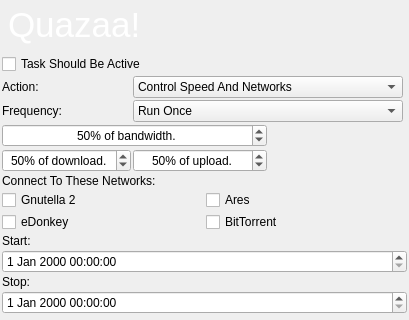
Above: branches/Rewrite/UI/dialogscheduler.ui from c3c/quazaa before the change; both pictures show x 0 to 409 and y 0 to 320 of the 409 by 461 pixel window. Below: the same form after it.
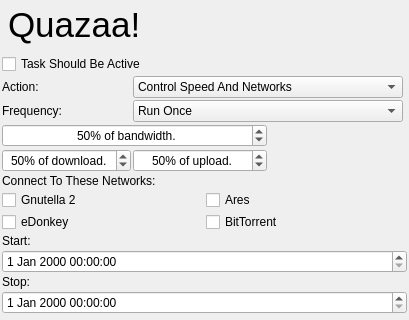
That is the form after the change. Icons and pictures are not drawn.

Commit message: Removed remaining hard coded skinning style sheets from ui. Fixed default app menu appearing to right of nav toolbar. Now appears where menu should appear.

```diff
--- a/branches/Rewrite/UI/dialogscheduler.ui
+++ b/branches/Rewrite/UI/dialogscheduler.ui
@@ -56,10 +56,6 @@
        <height>50</height>
       </size>
      </property>
-     <property name="styleSheet">
-      <string notr="true">background-image: url(:/Resource/HeaderBackground.png);
-color: rgb(255, 255, 255);</string>
-     </property>
      <property name="frameShape">
       <enum>QFrame::NoFrame</enum>
      </property>
```
The commit also changes 33 other files.
